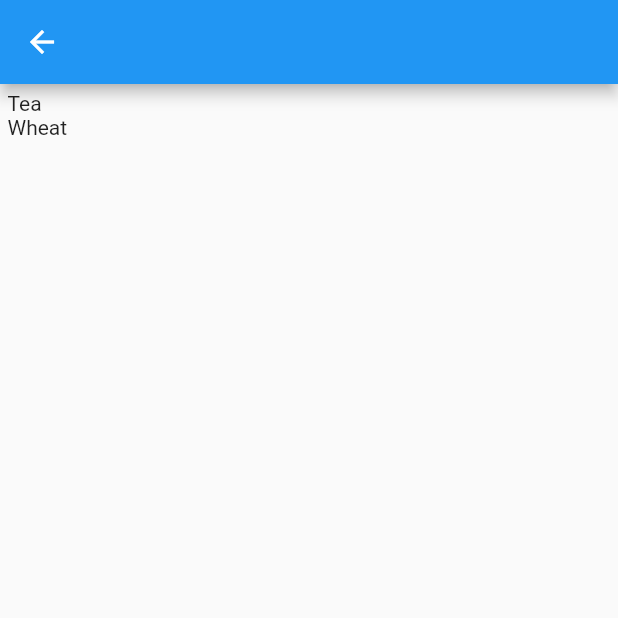
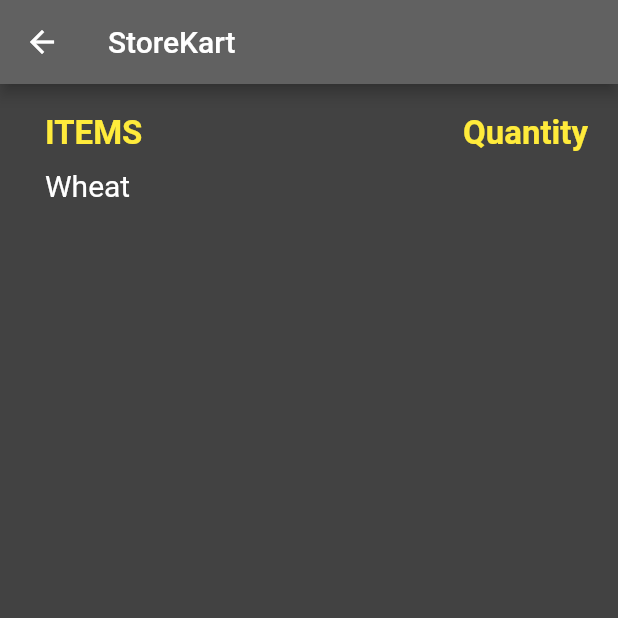
Before and after one commit to KUNAL932/StoreKart, a Flutter app: the list screen opened directly, on a phone screen of 412 x 824 dp, the top half of it. Run offline on Flutter 3.47's test engine with Material 2 defaults, Android fonts, the phone set to English and light mode, and no system bars.

Commit message:
padding ,column and rows have been modified as per required Design

```diff
--- a/lib/main.dart
+++ b/lib/main.dart
@@ -100,12 +100,16 @@ class _State extends State<MyApp> {
                         Navigator.push(
                           context,
                           MaterialPageRoute(builder: (context) => list()),
+
                         );
+
 
 
 //                  navigation function starts
                       },
-                    )),
+                    )
+
+                )
 
               ],
             )));
@@ -116,18 +120,48 @@ class list extends StatelessWidget {
   @override
   Widget build(BuildContext context) {
     return Scaffold(
+      backgroundColor: Colors.grey[800],
       appBar: AppBar(
+        backgroundColor: Colors.grey[700],
+        title: Text("StoreKart"),
       ),
       body: Padding(
-        padding: EdgeInsets.all(5),
+        padding: EdgeInsets.fromLTRB(30,20,20,20),
         child: ListView(
           children: <Widget>[
-            Container(
-              child: Text("Tea"
-              ),
+            Row(
+              mainAxisAlignment: MainAxisAlignment.spaceBetween,
+              children: <Widget>[
+                Container(
+                  child: Text("ITEMS",
+                    style: TextStyle(
+                      color: Colors.yellow,
+                      fontSize: 22,
+                      fontWeight: FontWeight.bold,
+                    ),
+                  ),
+                ),
+                Container(
+                  child: Text("Quantity",
+                    style: TextStyle(
+                      color: Colors.yellow,
+                      fontWeight: FontWeight.bold,
+                      fontSize: 22,
+                    ),),
+                )
+              ],
+
+            ),
+            SizedBox(height: 10,
             ),
             Container(
-              child: Text("Wheat"),
+
+              child: Text("Wheat",
+                style: TextStyle(
+                  color: Colors.white,
+                  fontSize: 20,
+                ),
+              ),
             ),
             Container(),
             Container(),
@@ -141,12 +175,7 @@ class list extends StatelessWidget {
 }
 
 
-//onPressed: () {
 
-//);
-//}
-//
-//
 //onPressed: () {
 //Navigator.pop(context);
 //}
```
